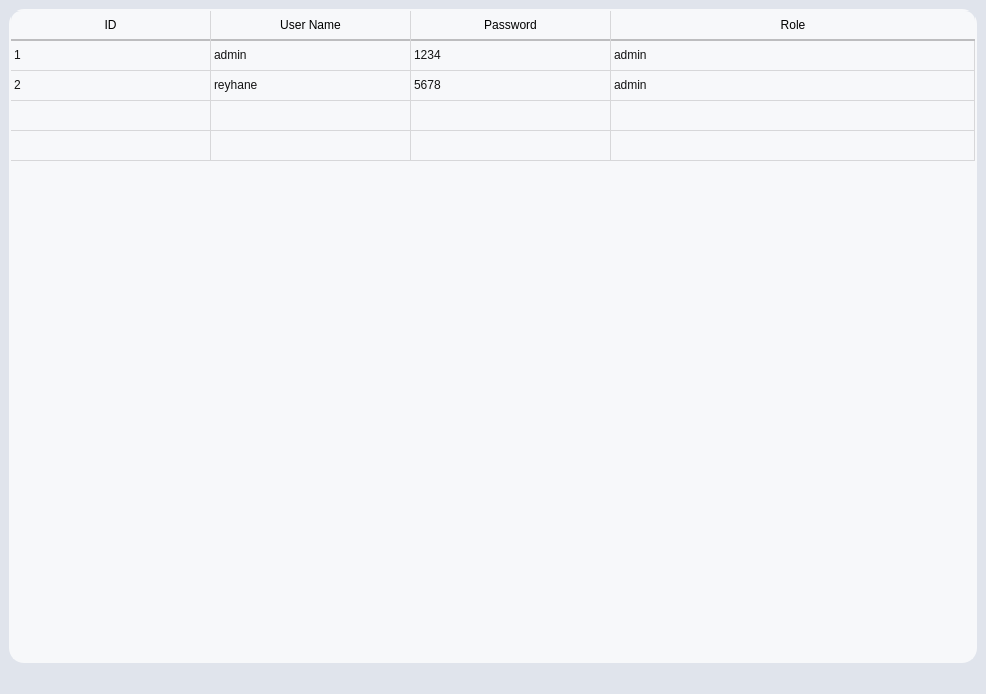
Old version of the form UIFiles/untitled.ui in the repository DORSA-co/MSC_Conveyor.
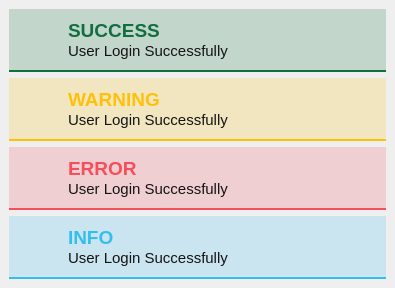
New version of the form. Icons and pictures are not drawn.

```diff
--- a/UIFiles/untitled.ui
+++ b/UIFiles/untitled.ui
@@ -6,171 +6,176 @@
    <rect>
     <x>0</x>
     <y>0</y>
-    <width>986</width>
-    <height>694</height>
+    <width>395</width>
+    <height>280</height>
    </rect>
   </property>
   <property name="windowTitle">
    <string>MainWindow</string>
   </property>
   <property name="styleSheet">
-   <string notr="true">background-color: #E0E4EC;</string>
+   <string notr="true"/>
   </property>
   <widget class="QWidget" name="centralwidget">
    <layout class="QVBoxLayout" name="verticalLayout">
     <item>
-     <widget class="QTableWidget" name="tableWidget">
-      <property name="styleSheet">
-       <string notr="true">QTableWidget {
-    background-color: #F7F8FA;
-	gridline-color: #D7D7D9;
-	color: rgb(20, 20, 20);
-	border: 2px solid #F7F8FA;
-	border-radius: 15px;
-}
-
-QHeaderView::section {
-    background-color: #F7F8FA;
-    padding: 5px;
-	border-top-left-radius: 0px;
-	border-bottom: 2px solid #BDBDBF;
-	border-right: 1px solid #D7D7D9;
-}
-
-QHeaderView::section:first {
-   border-top-left-radius: 10px;
-}
-
-QHeaderView::section:last {
-   border-top-right-radius: 10px;
-	border-right: None;
-}
-
-QTableWidget::item:selected {
-    background-color: #E0E4EC;
-	color: rgb(20, 20, 20);
-}
-
-QTableWidget::item:hover {
-    background-color: #D7D7D9;
-}
-
-QHeaderView::up-arrow {
-    
-}</string>
-      </property>
-      <property name="verticalScrollBarPolicy">
-       <enum>Qt::ScrollBarAlwaysOff</enum>
-      </property>
-      <property name="horizontalScrollBarPolicy">
-       <enum>Qt::ScrollBarAlwaysOff</enum>
-      </property>
-      <property name="editTriggers">
-       <set>QAbstractItemView::NoEditTriggers</set>
-      </property>
-      <property name="sortingEnabled">
-       <bool>true</bool>
-      </property>
-      <attribute name="horizontalHeaderVisible">
-       <bool>true</bool>
-      </attribute>
-      <attribute name="horizontalHeaderMinimumSectionSize">
-       <number>200</number>
-      </attribute>
-      <attribute name="horizontalHeaderShowSortIndicator" stdset="0">
-       <bool>true</bool>
-      </attribute>
-      <attribute name="horizontalHeaderStretchLastSection">
-       <bool>true</bool>
-      </attribute>
-      <attribute name="verticalHeaderVisible">
+     <widget class="QTextEdit" name="textEdit">
+      <property name="enabled">
        <bool>false</bool>
-      </attribute>
-      <row>
-       <property name="text">
-        <string>New Row</string>
-       </property>
-      </row>
-      <row>
-       <property name="text">
-        <string>New Row</string>
-       </property>
-      </row>
-      <row>
-       <property name="text">
-        <string>New Row</string>
-       </property>
-      </row>
-      <row>
-       <property name="text">
-        <string>New Row</string>
-       </property>
-      </row>
-      <column>
-       <property name="text">
-        <string>ID</string>
-       </property>
-      </column>
-      <column>
-       <property name="text">
-        <string>User Name</string>
-       </property>
-      </column>
-      <column>
-       <property name="text">
-        <string>Password</string>
-       </property>
-      </column>
-      <column>
-       <property name="text">
-        <string>Role</string>
-       </property>
-      </column>
-      <item row="0" column="0">
-       <property name="text">
-        <string>1</string>
-       </property>
-      </item>
-      <item row="0" column="1">
-       <property name="text">
-        <string>admin</string>
-       </property>
-      </item>
-      <item row="0" column="2">
-       <property name="text">
-        <string>1234</string>
-       </property>
-      </item>
-      <item row="0" column="3">
-       <property name="text">
-        <string>admin</string>
-       </property>
-      </item>
-      <item row="1" column="0">
-       <property name="text">
-        <string>2</string>
-       </property>
-      </item>
-      <item row="1" column="1">
-       <property name="text">
-        <string>reyhane</string>
-       </property>
-      </item>
-      <item row="1" column="2">
-       <property name="text">
-        <string>5678</string>
-       </property>
-      </item>
-      <item row="1" column="3">
-       <property name="text">
-        <string>admin</string>
-       </property>
-      </item>
+      </property>
+      <property name="minimumSize">
+       <size>
+        <width>0</width>
+        <height>63</height>
+       </size>
+      </property>
+      <property name="maximumSize">
+       <size>
+        <width>16777215</width>
+        <height>63</height>
+       </size>
+      </property>
+      <property name="styleSheet">
+       <string notr="true">QTextEdit{
+	color: rgb(20, 20, 20);
+	border: None;
+	border-bottom: 2px solid rgba(17, 110, 62, 255);
+	background-color	: rgba(17, 110, 62, 50);
+	padding-left: 55px;
+	padding-top: 6px;
+	padding-bottom: 3x;
+	background-image: url(:/icons/icons/success_icon.png);
+	background-position: left center;
+	background-repeat: no-repeat;
+	min-height: 55px;
+	max-height: 55px;
+}
+
+QTextEdit:disabled{
+	color: rgb(20, 20, 20)
+}</string>
+      </property>
+      <property name="html">
+       <string>&lt;!DOCTYPE HTML PUBLIC &quot;-//W3C//DTD HTML 4.0//EN&quot; &quot;http://www.w3.org/TR/REC-html40/strict.dtd&quot;&gt;
+&lt;html&gt;&lt;head&gt;&lt;meta name=&quot;qrichtext&quot; content=&quot;1&quot; /&gt;&lt;style type=&quot;text/css&quot;&gt;
+p, li { white-space: pre-wrap; }
+&lt;/style&gt;&lt;/head&gt;&lt;body style=&quot; font-family:'Ubuntu'; font-size:11pt; font-weight:400; font-style:normal;&quot;&gt;
+&lt;p style=&quot; margin-top:0px; margin-bottom:0px; margin-left:0px; margin-right:0px; -qt-block-indent:0; text-indent:0px;&quot;&gt;&lt;span style=&quot; font-size:14pt; font-weight:600; color:#116e3e;&quot;&gt;SUCCESS&lt;/span&gt;&lt;/p&gt;
+&lt;p style=&quot; margin-top:0px; margin-bottom:0px; margin-left:0px; margin-right:0px; -qt-block-indent:0; text-indent:0px;&quot;&gt;User Login Successfully&lt;/p&gt;&lt;/body&gt;&lt;/html&gt;</string>
+      </property>
      </widget>
     </item>
+    <item>
+     <widget class="QTextEdit" name="textEdit_2">
+      <property name="styleSheet">
+       <string notr="true">QTextEdit{
+	color: rgb(20, 20, 20);
+	border: None;
+	border-bottom: 2px solid rgba(255, 193, 7, 255);
+	background-color	: rgba(255, 193, 7, 50);
+	padding-left: 55px;
+	padding-top: 6px;
+	padding-bottom: 3x;
+	background-image: url(:/icons/icons/warning_icon.png);
+	background-position: left center;
+	background-repeat: no-repeat;
+	min-height: 55px;
+	max-height: 55px;
+}
+
+QTextEdit:disabled{
+	color: rgb(20, 20, 20)
+}</string>
+      </property>
+      <property name="html">
+       <string>&lt;!DOCTYPE HTML PUBLIC &quot;-//W3C//DTD HTML 4.0//EN&quot; &quot;http://www.w3.org/TR/REC-html40/strict.dtd&quot;&gt;
+&lt;html&gt;&lt;head&gt;&lt;meta name=&quot;qrichtext&quot; content=&quot;1&quot; /&gt;&lt;style type=&quot;text/css&quot;&gt;
+p, li { white-space: pre-wrap; }
+&lt;/style&gt;&lt;/head&gt;&lt;body style=&quot; font-family:'Ubuntu'; font-size:11pt; font-weight:400; font-style:normal;&quot;&gt;
+&lt;p style=&quot; margin-top:0px; margin-bottom:0px; margin-left:0px; margin-right:0px; -qt-block-indent:0; text-indent:0px;&quot;&gt;&lt;span style=&quot; font-size:14pt; font-weight:600; color:#ffc107;&quot;&gt;WARNING&lt;/span&gt;&lt;/p&gt;
+&lt;p style=&quot; margin-top:0px; margin-bottom:0px; margin-left:0px; margin-right:0px; -qt-block-indent:0; text-indent:0px;&quot;&gt;User Login Successfully&lt;/p&gt;&lt;/body&gt;&lt;/html&gt;</string>
+      </property>
+     </widget>
+    </item>
+    <item>
+     <widget class="QTextEdit" name="textEdit_3">
+      <property name="styleSheet">
+       <string notr="true">QTextEdit{
+	color: rgb(20, 20, 20);
+	border: None;
+	border-bottom: 2px solid rgba(244, 79, 90, 255);
+	background-color	: rgba(244, 79, 90, 50);
+	padding-left: 55px;
+	padding-top: 6px;
+	padding-bottom: 3x;
+	background-image: url(:/icons/icons/error_icon.png);
+	background-position: left center;
+	background-repeat: no-repeat;
+	min-height: 55px;
+	max-height: 55px;
+}
+
+QTextEdit:disabled{
+	color: rgb(20, 20, 20)
+}</string>
+      </property>
+      <property name="html">
+       <string>&lt;!DOCTYPE HTML PUBLIC &quot;-//W3C//DTD HTML 4.0//EN&quot; &quot;http://www.w3.org/TR/REC-html40/strict.dtd&quot;&gt;
+&lt;html&gt;&lt;head&gt;&lt;meta name=&quot;qrichtext&quot; content=&quot;1&quot; /&gt;&lt;style type=&quot;text/css&quot;&gt;
+p, li { white-space: pre-wrap; }
+&lt;/style&gt;&lt;/head&gt;&lt;body style=&quot; font-family:'Ubuntu'; font-size:11pt; font-weight:400; font-style:normal;&quot;&gt;
+&lt;p style=&quot; margin-top:0px; margin-bottom:0px; margin-left:0px; margin-right:0px; -qt-block-indent:0; text-indent:0px;&quot;&gt;&lt;span style=&quot; font-size:14pt; font-weight:600; color:#f44f5a;&quot;&gt;ERROR&lt;/span&gt;&lt;/p&gt;
+&lt;p style=&quot; margin-top:0px; margin-bottom:0px; margin-left:0px; margin-right:0px; -qt-block-indent:0; text-indent:0px;&quot;&gt;User Login Successfully&lt;/p&gt;&lt;/body&gt;&lt;/html&gt;</string>
+      </property>
+     </widget>
+    </item>
+    <item>
+     <widget class="QTextEdit" name="textEdit_4">
+      <property name="styleSheet">
+       <string notr="true">QTextEdit{
+	color: rgb(20, 20, 20);
+	border: None;
+	border-bottom: 2px solid rgba(51, 190, 240, 255);
+	background-color	: rgba(51, 190, 240, 50);
+	padding-left: 55px;
+	padding-top: 6px;
+	padding-bottom: 3x;
+	background-image: url(:/icons/icons/info_icon.png);
+	background-position: left center;
+	background-repeat: no-repeat;
+	min-height: 55px;
+	max-height: 55px;
+}
+
+QTextEdit:disabled{
+	color: rgb(20, 20, 20)
+}</string>
+      </property>
+      <property name="html">
+       <string>&lt;!DOCTYPE HTML PUBLIC &quot;-//W3C//DTD HTML 4.0//EN&quot; &quot;http://www.w3.org/TR/REC-html40/strict.dtd&quot;&gt;
+&lt;html&gt;&lt;head&gt;&lt;meta name=&quot;qrichtext&quot; content=&quot;1&quot; /&gt;&lt;style type=&quot;text/css&quot;&gt;
+p, li { white-space: pre-wrap; }
+&lt;/style&gt;&lt;/head&gt;&lt;body style=&quot; font-family:'Ubuntu'; font-size:11pt; font-weight:400; font-style:normal;&quot;&gt;
+&lt;p style=&quot; margin-top:0px; margin-bottom:0px; margin-left:0px; margin-right:0px; -qt-block-indent:0; text-indent:0px;&quot;&gt;&lt;span style=&quot; font-size:14pt; font-weight:600; color:#33bef0;&quot;&gt;INFO&lt;/span&gt;&lt;/p&gt;
+&lt;p style=&quot; margin-top:0px; margin-bottom:0px; margin-left:0px; margin-right:0px; -qt-block-indent:0; text-indent:0px;&quot;&gt;User Login Successfully&lt;/p&gt;&lt;/body&gt;&lt;/html&gt;</string>
+      </property>
+     </widget>
+    </item>
+    <item>
+     <spacer name="verticalSpacer">
+      <property name="orientation">
+       <enum>Qt::Vertical</enum>
+      </property>
+      <property name="sizeHint" stdset="0">
+       <size>
+        <width>20</width>
+        <height>40</height>
+       </size>
+      </property>
+     </spacer>
+    </item>
    </layout>
   </widget>
-  <widget class="QStatusBar" name="statusbar"/>
  </widget>
  <resources/>
  <connections/>
```
Left out of the diff: 4 changed lines with no effect on the pictures.
